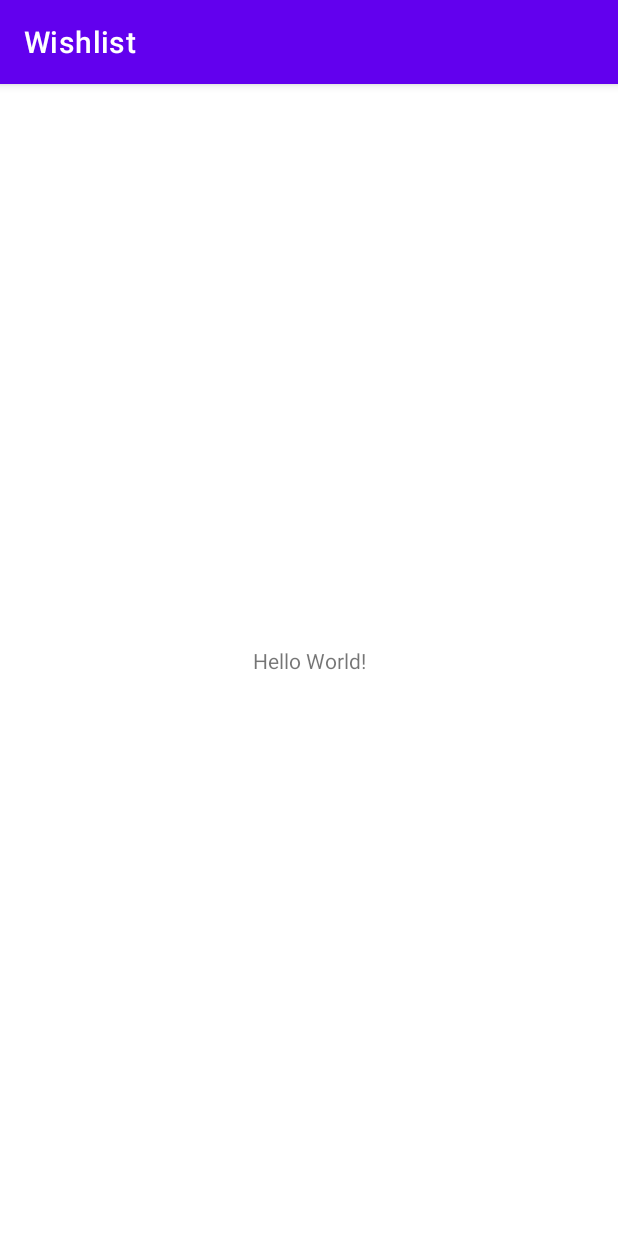
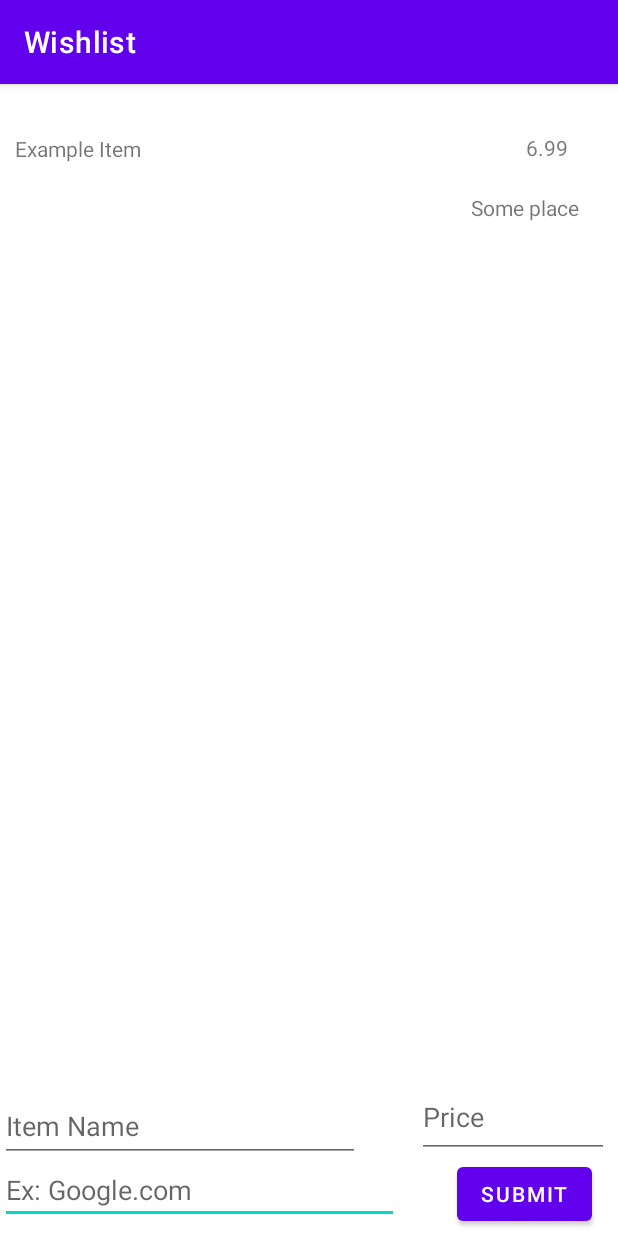
Before and after one commit to asder8215/Wishlist, an Android app: the screen it shows after launch (MainActivity), on a phone screen of 412 x 824 dp. Run offline under Robolectric (Android 15) with nearby library versions, the phone set to English and light mode, and no system bars.

Commit message:
Basic functionality of app is implemented, styling it and fixing bugs tmr

```diff
--- a/app/src/main/java/com/example/wishlist/MainActivity.kt
+++ b/app/src/main/java/com/example/wishlist/MainActivity.kt
@@ -2,10 +2,48 @@ package com.example.wishlist
 
 import androidx.appcompat.app.AppCompatActivity
 import android.os.Bundle
+import android.widget.Button
+import android.widget.Toast
+import androidx.recyclerview.widget.LinearLayoutManager
+import androidx.recyclerview.widget.RecyclerView
+import com.google.android.material.textfield.TextInputEditText
 
 class MainActivity : AppCompatActivity() {
+    lateinit var wishlist: List<Wishlist>
+
     override fun onCreate(savedInstanceState: Bundle?) {
         super.onCreate(savedInstanceState)
         setContentView(R.layout.activity_main)
+
+        // Lookup the RecyclerView in activity layout
+        val wishlistRv = findViewById<RecyclerView>(R.id.wishlistRv)
+        val submitBtn = findViewById<Button>(R.id.submitBtn)
+        val itemInput = findViewById<TextInputEditText>(R.id.itemInput)
+        val priceInput = findViewById<TextInputEditText>(R.id.priceInput)
+        val urlInput = findViewById<TextInputEditText>(R.id.urlInput)
+
+        // Fetch the list of emails
+        wishlist = WishlistFetcher.getWish("Example Item", "6.99", "Some place")
+        // Create adapter passing in the list of emails
+        val adapter = WishlistAdapter(wishlist)
+        // Attach the adapter to the RecyclerView to populate items
+        wishlistRv.adapter = adapter
+        // Set layout manager to position the items
+        wishlistRv.layoutManager = LinearLayoutManager(this)
+
+        submitBtn.setOnClickListener{
+            if(itemInput.text.toString().isEmpty() && priceInput.text.toString().isEmpty()
+                && urlInput.text.toString().isEmpty()){
+                Toast.makeText(this, "Please do not leave any inputs empty",
+                    Toast.LENGTH_LONG).show()
+            }
+            else{
+                val wish = WishlistFetcher.getNextWish(itemInput.text.toString(), priceInput.text.toString(),
+                    urlInput.text.toString())
+                (wishlist as MutableList<Wishlist>).addAll(wish)
+                adapter.notifyDataSetChanged()
+            }
+        }
+
     }
 }
--- /dev/null
+++ b/app/src/main/java/com/example/wishlist/Wishlist.kt
@@ -0,0 +1,5 @@
+package com.example.wishlist
+
+class Wishlist (val item: String,
+                val price: String,
+                val url: String)
--- /dev/null
+++ b/app/src/main/java/com/example/wishlist/WishlistAdapter.kt
@@ -0,0 +1,52 @@
+package com.example.wishlist
+
+import android.view.LayoutInflater
+import android.view.View
+import android.view.ViewGroup
+import android.widget.TextView
+import androidx.recyclerview.widget.RecyclerView
+
+class WishlistAdapter(private val wishlist: List<Wishlist>) : RecyclerView.Adapter<WishlistAdapter.ViewHolder>() {
+    // Provide a direct reference to each of the views within a data item
+    // Used to cache the views within the item layout for fast access
+    class ViewHolder(itemView: View) : RecyclerView.ViewHolder(itemView) {
+
+        // Your holder should contain a member variable for any view that will be set as you render
+        // a row
+        val item: TextView
+        val price: TextView
+        val url: TextView
+
+        // We also create a constructor that accepts the entire item row
+        // and does the view lookups to find each sub-view
+        init {
+            // Stores the itemView in a public final member variable that can be used
+            // to access the context from any ViewHolder instance.
+            item = itemView.findViewById(R.id.itemDisplay)
+            price = itemView.findViewById(R.id.priceDisplay)
+            url = itemView.findViewById(R.id.urlDisplay)
+        }
+    }
+
+    override fun onCreateViewHolder(parent: ViewGroup, viewType: Int): ViewHolder {
+        val context = parent.context
+        val inflater = LayoutInflater.from(context)
+        // Inflate the custom layout
+        val wishView = inflater.inflate(R.layout.wishlist_items, parent, false)
+        // Return a new holder instance
+        return ViewHolder(wishView)
+    }
+
+    override fun onBindViewHolder(holder: ViewHolder, position: Int) {
+        // Get the data model based on position
+        val wishlist = wishlist.get(position)
+        // Set item views based on views and data model
+        holder.item.text = wishlist.item
+        holder.price.text = wishlist.price
+        holder.url.text = wishlist.url
+    }
+
+    override fun getItemCount(): Int {
+        return wishlist.size
+    }
+}
--- /dev/null
+++ b/app/src/main/java/com/example/wishlist/WishlistFetcher.kt
@@ -0,0 +1,21 @@
+package com.example.wishlist
+
+import android.widget.TextView
+
+class WishlistFetcher {
+    companion object {
+        fun getWish(item: String, price: String, url: String): MutableList<Wishlist> {
+            var wishlist : MutableList<Wishlist> = ArrayList()
+            val list = Wishlist(item, price, url)
+            wishlist.add(list)
+            return wishlist
+        }
+
+        fun getNextWish(item: String, price: String, url: String): MutableList<Wishlist> {
+            var newWishList : MutableList<Wishlist> = ArrayList()
+            val wishes = Wishlist(item, price, url)
+            newWishList.add(wishes)
+            return newWishList
+        }
+    }
+}
--- a/app/src/main/res/layout/activity_main.xml
+++ b/app/src/main/res/layout/activity_main.xml
@@ -6,13 +6,60 @@
     android:layout_width="match_parent"
     android:layout_height="match_parent"
     tools:context=".MainActivity">
-    <TextView
-      android:layout_width="wrap_content"
-      android:layout_height="wrap_content"
-      android:text="Hello World!"
-      app:layout_constraintBottom_toBottomOf="parent"
-      app:layout_constraintLeft_toLeftOf="parent"
-      app:layout_constraintRight_toRightOf="parent"
-      app:layout_constraintTop_toTopOf="parent" />
 
-  </androidx.constraintlayout.widget.ConstraintLayout>
+    <com.google.android.material.textfield.TextInputEditText
+        android:id="@+id/urlInput"
+        android:layout_width="266dp"
+        android:layout_height="41dp"
+        android:layout_marginBottom="8dp"
+        android:hint="Ex: Google.com"
+        app:layout_constraintBottom_toBottomOf="parent"
+        app:layout_constraintEnd_toEndOf="parent"
+        app:layout_constraintHorizontal_bias="0.0"
+        app:layout_constraintStart_toStartOf="parent" />
+
+    <com.google.android.material.textfield.TextInputEditText
+        android:id="@+id/itemInput"
+        android:layout_width="240dp"
+        android:layout_height="47dp"
+        android:hint="Item Name"
+        app:layout_constraintBottom_toTopOf="@+id/urlInput"
+        app:layout_constraintEnd_toEndOf="parent"
+        app:layout_constraintHorizontal_bias="0.0"
+        app:layout_constraintStart_toStartOf="parent"
+        app:layout_constraintTop_toTopOf="parent"
+        app:layout_constraintVertical_bias="1.0" />
+
+    <com.google.android.material.textfield.TextInputEditText
+        android:id="@+id/priceInput"
+        android:layout_width="128dp"
+        android:layout_height="54dp"
+        android:hint="Price"
+        app:layout_constraintBottom_toBottomOf="parent"
+        app:layout_constraintEnd_toEndOf="parent"
+        app:layout_constraintHorizontal_bias="0.86"
+        app:layout_constraintStart_toEndOf="@+id/itemInput"
+        app:layout_constraintTop_toTopOf="parent"
+        app:layout_constraintVertical_bias="0.927" />
+
+    <Button
+        android:id="@+id/submitBtn"
+        android:layout_width="wrap_content"
+        android:layout_height="wrap_content"
+        android:text="Submit"
+        app:layout_constraintBottom_toBottomOf="parent"
+        app:layout_constraintEnd_toEndOf="parent"
+        app:layout_constraintHorizontal_bias="0.686"
+        app:layout_constraintStart_toEndOf="@+id/urlInput"
+        app:layout_constraintTop_toBottomOf="@+id/priceInput"
+        app:layout_constraintVertical_bias="0.0" />
+
+    <androidx.recyclerview.widget.RecyclerView
+        android:id="@+id/wishlistRv"
+        android:layout_width="match_parent"
+        android:layout_height="626dp"
+        app:layout_constraintBottom_toTopOf="@+id/itemInput"
+        app:layout_constraintEnd_toEndOf="parent"
+        app:layout_constraintStart_toStartOf="parent"
+        app:layout_constraintTop_toTopOf="parent" />
+</androidx.constraintlayout.widget.ConstraintLayout>
--- /dev/null
+++ b/app/src/main/res/layout/wishlist_items.xml
@@ -0,0 +1,41 @@
+<?xml version="1.0" encoding="utf-8"?>
+<androidx.constraintlayout.widget.ConstraintLayout xmlns:android="http://schemas.android.com/apk/res/android"
+    xmlns:app="http://schemas.android.com/apk/res-auto"
+    xmlns:tools="http://schemas.android.com/tools"
+    android:layout_width="match_parent"
+    android:layout_height="wrap_content"
+    android:padding="10dp">
+
+    <TextView
+        android:id="@+id/itemDisplay"
+        android:layout_width="wrap_content"
+        android:layout_height="wrap_content"
+        app:layout_constraintBottom_toBottomOf="parent"
+        app:layout_constraintStart_toStartOf="parent"
+        app:layout_constraintTop_toTopOf="parent"
+        app:layout_constraintVertical_bias="0.011"
+        tools:text="Item Name" />
+
+    <TextView
+        android:id="@+id/priceDisplay"
+        android:layout_width="wrap_content"
+        android:layout_height="wrap_content"
+        app:layout_constraintBottom_toTopOf="@+id/urlDisplay"
+        app:layout_constraintEnd_toEndOf="parent"
+        app:layout_constraintHorizontal_bias="0.916"
+        app:layout_constraintStart_toEndOf="@+id/itemDisplay"
+        app:layout_constraintTop_toTopOf="parent"
+        app:layout_constraintVertical_bias="0.0"
+        tools:text="Price" />
+
+    <TextView
+        android:id="@+id/urlDisplay"
+        android:layout_width="wrap_content"
+        android:layout_height="wrap_content"
+        android:layout_marginTop="40dp"
+        app:layout_constraintEnd_toEndOf="parent"
+        app:layout_constraintHorizontal_bias="0.933"
+        app:layout_constraintStart_toEndOf="@+id/itemDisplay"
+        app:layout_constraintTop_toTopOf="parent"
+        tools:text="Url Link" />
+</androidx.constraintlayout.widget.ConstraintLayout>
```
